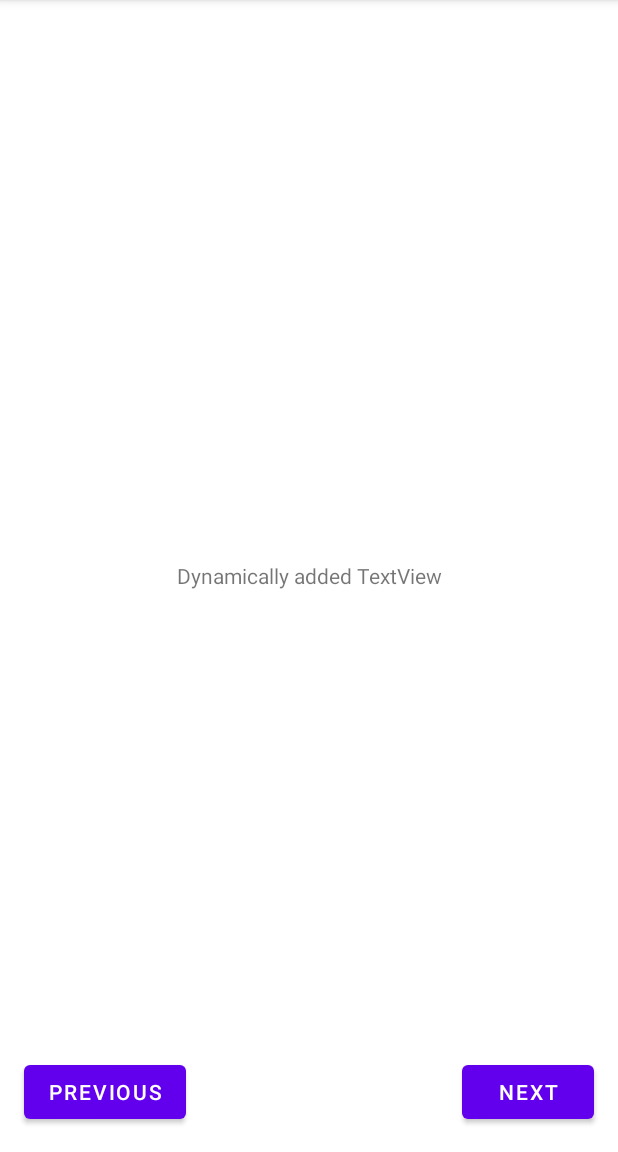
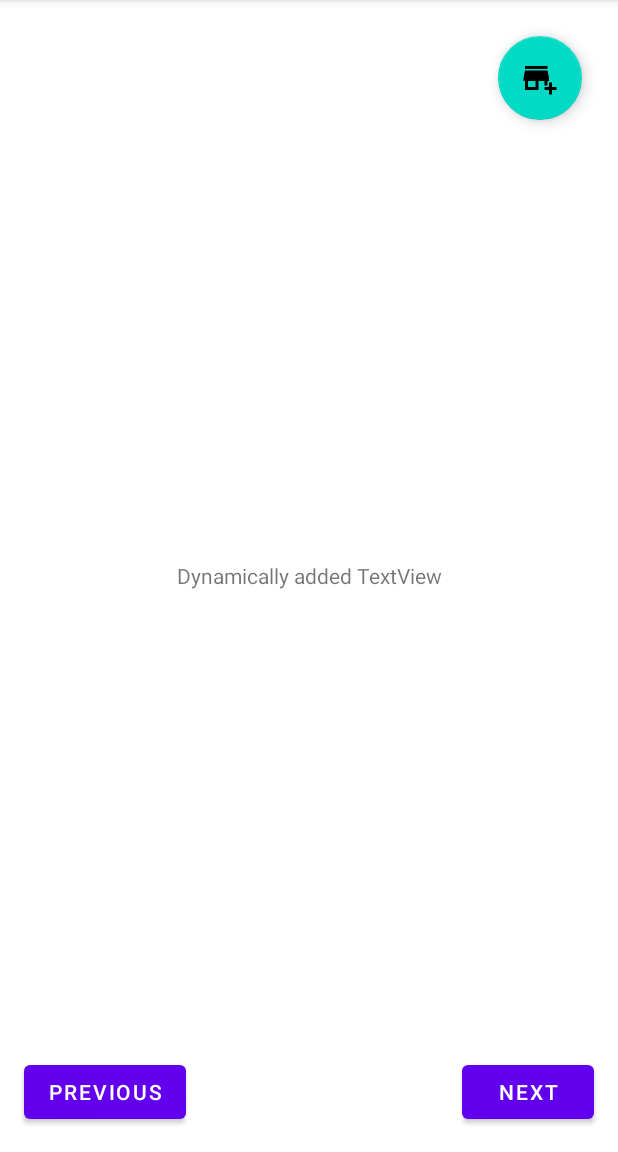
Before and after one commit to luisfernandomgrs/forDummiesViewFlipper, an Android app: the screen it shows after launch (MainActivity), on a phone screen of 412 x 824 dp, the part 84-1236 px from its top. Run offline under Robolectric (Android 15) with nearby library versions, the phone set to English and light mode, and no system bars.

Commit message:
FloatActionButton to set ViewFlipper to start position

```diff
--- a/app/src/main/java/com/materialdesign/viewflipper/MainActivity.java
+++ b/app/src/main/java/com/materialdesign/viewflipper/MainActivity.java
@@ -8,9 +8,12 @@ import android.widget.ViewFlipper;
 
 import androidx.appcompat.app.AppCompatActivity;
 
+import com.google.android.material.floatingactionbutton.FloatingActionButton;
+
 public class MainActivity extends AppCompatActivity {
 
 	private ViewFlipper viewFlipper;
+	private FloatingActionButton fabStartFlipper;
 
 	@Override
 	protected void onCreate(Bundle savedInstanceState) {
@@ -25,6 +28,14 @@ public class MainActivity extends AppCompatActivity {
 
 		viewFlipper.setFlipInterval(2000);
 		viewFlipper.startFlipping();
+
+		fabStartFlipper = findViewById(R.id.fabStartFlipper);
+		fabStartFlipper.setOnClickListener(new View.OnClickListener() {
+			@Override
+			public void onClick(View view) {
+				viewFlipper.setDisplayedChild(0);
+			}
+		});
 	}
 
 	public void previousView(View v) {
--- /dev/null
+++ b/app/src/main/res/drawable/ic_baseline_add_business.xml
@@ -0,0 +1,7 @@
+<vector android:height="24dp" android:tint="#FFFFFF"
+    android:viewportHeight="24" android:viewportWidth="24"
+    android:width="24dp" xmlns:android="http://schemas.android.com/apk/res/android">
+    <path android:fillColor="@android:color/white" android:pathData="M15,17h2v-3h1v-2l-1,-5H2l-1,5v2h1v6h9v-6h4V17zM9,18H4v-4h5V18z"/>
+    <path android:fillColor="@android:color/white" android:pathData="M2,4h15v2h-15z"/>
+    <path android:fillColor="@android:color/white" android:pathData="M20,18l0,-3l-2,0l0,3l-3,0l0,2l3,0l0,3l2,0l0,-3l3,0l0,-2z"/>
+</vector>
--- a/app/src/main/res/layout/activity_main.xml
+++ b/app/src/main/res/layout/activity_main.xml
@@ -62,4 +62,13 @@
         android:layout_alignParentBottom="true"
         android:layout_alignParentEnd="true"
         android:layout_margin="16dp"/>
+
+    <com.google.android.material.floatingactionbutton.FloatingActionButton
+        android:id="@+id/fabStartFlipper"
+        android:layout_width="wrap_content"
+        android:layout_height="wrap_content"
+        android:src="@drawable/ic_baseline_add_business"
+        android:layout_alignParentTop="true"
+        android:layout_alignParentEnd="true"
+        android:layout_margin="24dp"/>
 </RelativeLayout>
```
